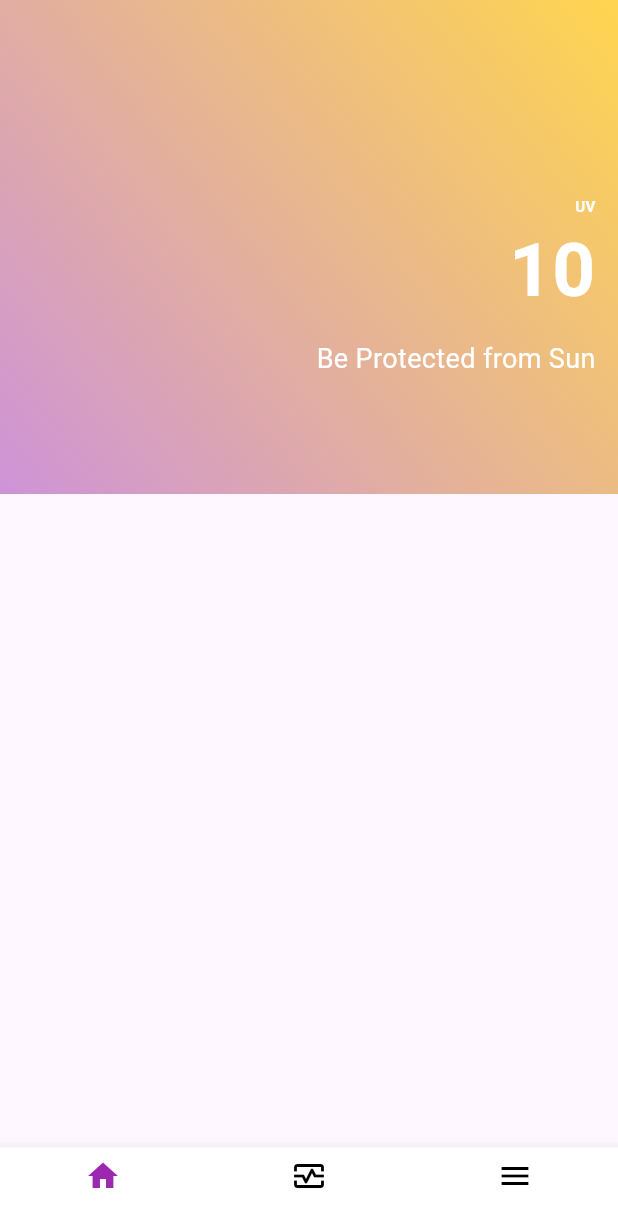
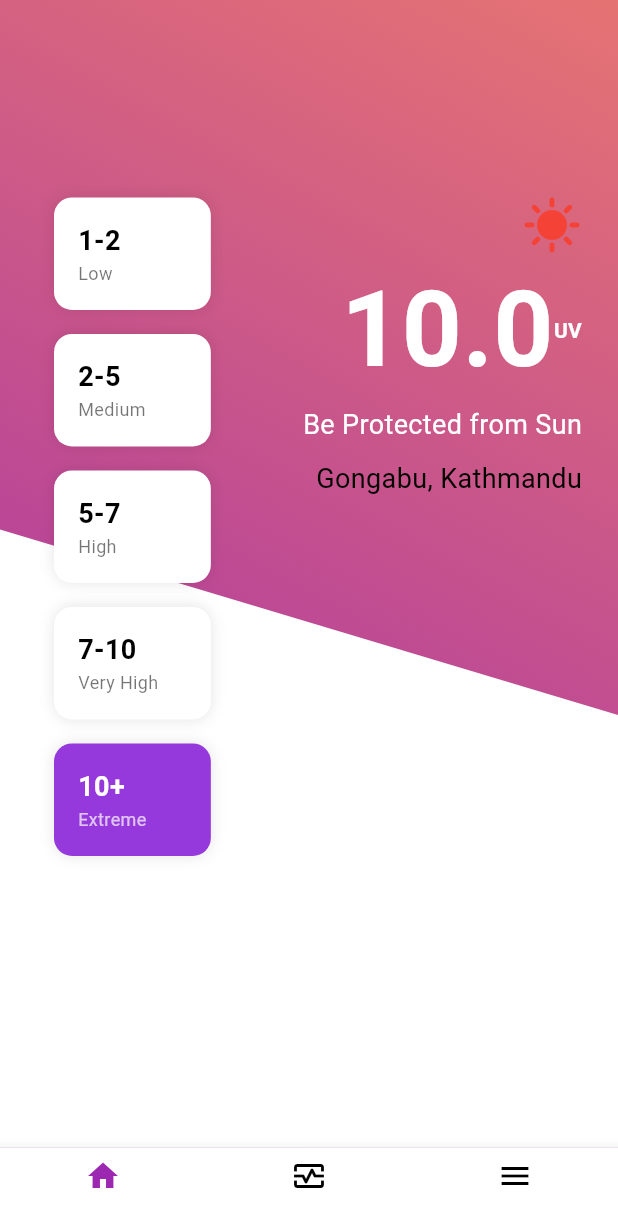
Before and after one commit to PrabeshTimilsina/DigitalHealth, a Flutter app: the screen it shows after launch, on a phone screen of 412 x 824 dp. Shown: the top 1227 px of the screen. Run offline on Flutter 3.47's test engine with Material 3 defaults, Android fonts, the phone set to English and light mode, and no system bars.

Commit message:
Add:UV Features

```diff
--- /dev/null
+++ b/app/lib/components/uv_scale.dart
@@ -0,0 +1,47 @@
+import 'package:flutter/material.dart';
+
+class UVScaleItem extends StatelessWidget {
+  final String range;
+  final String label;
+  final bool isSelected;
+
+  UVScaleItem(this.range, this.label, this.isSelected, {super.key});
+
+  @override
+  Widget build(BuildContext context) {
+    return Container(
+      margin: const EdgeInsets.symmetric(vertical: 8.0, horizontal: 16.0),
+      padding: const EdgeInsets.all(16.0),
+      decoration: BoxDecoration(
+        color: isSelected ? Color(0xFF9639DC) : Colors.white,
+        borderRadius: BorderRadius.circular(12.0),
+        boxShadow: [
+          BoxShadow(
+            color: Colors.black.withOpacity(0.1),
+            blurRadius: 8.0,
+          ),
+        ],
+      ),
+      child: Column(
+        crossAxisAlignment: CrossAxisAlignment.start,
+        children: [
+          Text(
+            range,
+            style: TextStyle(
+              fontSize: 18,
+              fontWeight: FontWeight.bold,
+              color: isSelected ? Colors.white : Colors.black,
+            ),
+          ),
+          Text(
+            label,
+            style: TextStyle(
+              fontSize: 12,
+              color: isSelected ? Colors.white70 : Colors.black54,
+            ),
+          ),
+        ],
+      ),
+    );
+  }
+}
--- a/app/lib/features/homepage_screen.dart
+++ b/app/lib/features/homepage_screen.dart
@@ -1,70 +1,158 @@
+import 'package:app/components/custom_painter.dart';
+import 'package:app/components/uv_scale.dart';
 import 'package:flutter/material.dart';
 
-class UVIndexScreen extends StatelessWidget {
+class UVIndexScreen extends StatefulWidget {
   const UVIndexScreen({super.key});
+
+  @override
+  State<UVIndexScreen> createState() => _UVIndexScreenState();
+}
+
+class _UVIndexScreenState extends State<UVIndexScreen> {
+  double uv = 10;
+  String location = 'Gongabu, Kathmandu';
+
+  final List<Map<String, dynamic>> uvScaleData = [
+    {'range': '1-2', 'label': 'Low', 'isSelected': false},
+    {'range': '2-5', 'label': 'Medium', 'isSelected': false},
+    {'range': '5-7', 'label': 'High', 'isSelected': false},
+    {'range': '7-10', 'label': 'Very High', 'isSelected': false},
+    {'range': '10+', 'label': 'Extreme', 'isSelected': false},
+  ];
+
+  @override
+  void initState() {
+    super.initState();
+    updateSelectedUVRange();
+  }
+
+  // Method to update the 'isSelected' property based on the UV index
+  void updateSelectedUVRange() {
+    for (var item in uvScaleData) {
+      final range = item['range'];
+      if (range == '1-2' && uv < 2) {
+        item['isSelected'] = true;
+      } else if (range == '2-5' && uv >= 2 && uv < 5) {
+        item['isSelected'] = true;
+      } else if (range == '5-7' && uv >= 5 && uv < 7) {
+        item['isSelected'] = true;
+      } else if (range == '7-10' && uv >= 7 && uv < 10) {
+        item['isSelected'] = true;
+      } else if (range == '10+' && uv >= 10) {
+        item['isSelected'] = true;
+      } else {
+        item['isSelected'] = false;
+      }
+    }
+  }
+
+  // Method to map UV index to colors
+  Color getSunColor() {
+    if (uv <= 2) return Colors.green;
+    if (uv <= 5) return Colors.yellow;
+    if (uv <= 7) return Colors.orange;
+    if (uv <= 10) return Colors.red;
+    return Colors.purple;
+  }
+
+  Color getGradientYellowColor() {
+    if (uv <= 2) return Colors.green.shade300;
+    if (uv <= 5) return Colors.yellow.shade300;
+    if (uv <= 7) return Colors.orange.shade300;
+    if (uv <= 10) return Colors.red.shade300;
+    return Colors.purple.shade300;
+  }
 
   @override
   Widget build(BuildContext context) {
     return Scaffold(
-      appBar: AppBar(
-        backgroundColor: Colors.transparent,
-        elevation: 0,
-        actions: const [],
-      ),
+      backgroundColor: Colors.white,
       extendBodyBehindAppBar: true,
       body: Stack(
         children: [
-          Container(
-            height: MediaQuery.of(context).size.height * 0.4,
+          Positioned(
+            child: Container(
               decoration: BoxDecoration(
                 gradient: LinearGradient(
                   begin: Alignment.topRight,
                   end: Alignment.bottomLeft,
-                colors: [Colors.amber.shade300, Colors.purple.shade200],
+                  colors: [getGradientYellowColor(), Colors.purple],
                 ),
               ),
             ),
-          const Positioned(
+          ),
+          Positioned(
+            bottom: 0,
+            child: CustomPaint(
+              size: Size(MediaQuery.of(context).size.width,
+                  MediaQuery.of(context).size.height * 0.5),
+              painter: CustomShapePainter(),
+            ),
+          ),
+          ListView.builder(
+            padding: EdgeInsets.only(
+                left: 20,
+                right: MediaQuery.of(context).size.width * 0.62,
+                top: MediaQuery.of(context).size.height * 0.15),
+            itemCount: uvScaleData.length,
+            itemBuilder: (context, index) {
+              final item = uvScaleData[index];
+              return UVScaleItem(
+                item['range'],
+                item['label'],
+                item['isSelected'],
+              );
+            },
+          ),
+          Positioned(
             top: 130,
-            right: 15,
+            right: 24,
             child: Column(
               crossAxisAlignment: CrossAxisAlignment.end,
-              mainAxisAlignment: MainAxisAlignment.center,
+              mainAxisSize: MainAxisSize.min,
+              children: [
+                Icon(
+                  Icons.sunny,
+                  size: 40,
+                  color: getSunColor(),
+                ),
+                Row(
                   children: [
                     Text(
-                  'UV',
-                  style: TextStyle(
-                    fontSize: 10,
+                      '$uv',
+                      style: const TextStyle(
+                        fontSize: 70,
                         fontWeight: FontWeight.bold,
                         color: Colors.white,
                       ),
                     ),
-                Text(
-                  '10',
+                    const Text(
+                      'UV',
                       style: TextStyle(
-                    fontSize: 50,
+                        fontSize: 14,
                         fontWeight: FontWeight.bold,
                         color: Colors.white,
                       ),
                     ),
-                SizedBox(height: 10),
-                Text(
+                  ],
+                ),
+                const Text(
                   'Be Protected from Sun',
                   style: TextStyle(
                     fontSize: 18,
                     color: Colors.white,
                   ),
                 ),
-              ],
+                const SizedBox(height: 10),
+                Text(
+                  location,
+                  style: const TextStyle(
+                    fontSize: 18,
+                    color: Colors.black,
                   ),
                 ),
-          Positioned(
-            bottom: 5,
-            child: Container(
-              height: 500,
-              decoration: const BoxDecoration(
-                color: Colors.white,
-              ),
+              ],
             ),
           ),
         ],
@@ -90,67 +178,3 @@ class UVIndexScreen extends StatelessWidget {
     );
   }
 }
-
-class UVScale extends StatelessWidget {
-  const UVScale({super.key});
-
-  @override
-  Widget build(BuildContext context) {
-    return Column(
-      crossAxisAlignment: CrossAxisAlignment.start,
-      children: [
-        UVScaleItem('1-2', 'Low', false),
-        UVScaleItem('3-5', 'Medium', false),
-        UVScaleItem('6-7', 'High', false),
-        UVScaleItem('8-10', 'Very High', true),
-        UVScaleItem('11+', 'Extreme', false),
-      ],
-    );
-  }
-}
-
-class UVScaleItem extends StatelessWidget {
-  final String range;
-  final String label;
-  final bool isSelected;
-
-  UVScaleItem(this.range, this.label, this.isSelected, {super.key});
-
-  @override
-  Widget build(BuildContext context) {
-    return Container(
-      margin: const EdgeInsets.symmetric(vertical: 8.0, horizontal: 16.0),
-      padding: const EdgeInsets.all(16.0),
-      decoration: BoxDecoration(
-        color: isSelected ? Colors.purple : Colors.white,
-        borderRadius: BorderRadius.circular(12.0),
-        boxShadow: [
-          BoxShadow(
-            color: Colors.black.withOpacity(0.1),
-            blurRadius: 8.0,
-          ),
-        ],
-      ),
-      child: Column(
-        crossAxisAlignment: CrossAxisAlignment.start,
-        children: [
-          Text(
-            range,
-            style: TextStyle(
-              fontSize: 24,
-              fontWeight: FontWeight.bold,
-              color: isSelected ? Colors.white : Colors.black,
-            ),
-          ),
-          Text(
-            label,
-            style: TextStyle(
-              fontSize: 14,
-              color: isSelected ? Colors.white70 : Colors.black54,
-            ),
-          ),
-        ],
-      ),
-    );
-  }
-}
```
Also changed, not shown: app/lib/components/custom_painter.dart (added, +24 -0 lines), 6 other files. Lines whose indentation alone changed are shown as unchanged.
